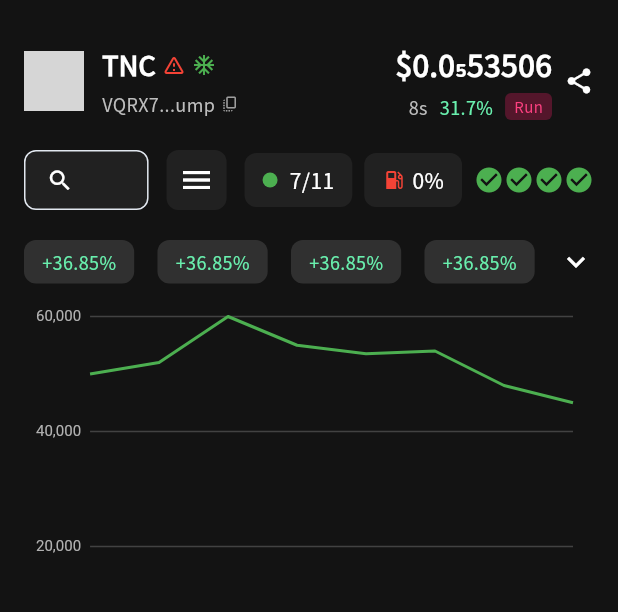
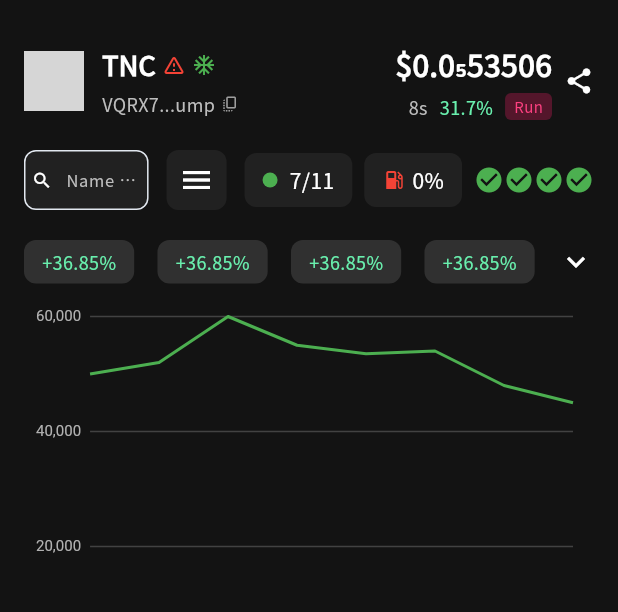
Before and after one commit to PaulZJ/gmgn_copy, a Flutter app: the screen it shows after launch, after a tap on "CUPSE...", on a phone screen of 412 x 824 dp, the part 66-678 px from its top. Run offline on Flutter 3.47's test engine with Material 3 defaults, Android fonts, the phone set to English and light mode, and no system bars; our stand-ins replace community_charts_flutter, flutter_easyloading, flutter_smart_dialog, fluttertoast, go_router, google_fonts and 2 more; accounts and stored records are empty; network calls fail; grey boxes are pictures that could not be loaded.

Commit message:
fix: update UI

```diff
--- a/lib/pages/home/home_page.dart
+++ b/lib/pages/home/home_page.dart
@@ -457,7 +457,10 @@ class _HomePageState extends State<HomePage> {
                 decoration: InputDecoration(
                   hintText: 'Search',
                   hintStyle: TextStyle(color: Colors.grey[400], fontSize: 11),
-                  prefixIcon: const Icon(Icons.search, size: 14, color: Colors.white),
+                  prefixIcon: const Padding(
+                    padding: EdgeInsets.all(5),
+                    child: Icon(Icons.search, size: 14, color: Colors.white),
+                  ),
                   prefixIconConstraints: const BoxConstraints(
                     minHeight: 14,
                     minWidth: 14,
--- a/lib/pages/home/token_trade_page.dart
+++ b/lib/pages/home/token_trade_page.dart
@@ -122,18 +122,25 @@ class _TokenTradePageState extends State<TokenTradePage> with TickerProviderStat
           child: SizedBox(
             height: 40,
             child: TextField(
-              style: const TextStyle(fontSize: 12, color: Colors.white),
+              style: const TextStyle(fontSize: 11, color: Colors.white),
               decoration: InputDecoration(
                 hintText: 'Name or CA',
-                hintStyle: TextStyle(color: Colors.grey[400], fontSize: 12),
-                prefixIcon: const Icon(Icons.search, size: 18, color: Colors.white),
-                filled: true,
-                fillColor: Colors.grey[900],
-                contentPadding: const EdgeInsets.symmetric(vertical: 0, horizontal: 12),
+                hintStyle: TextStyle(color: Colors.grey[400], fontSize: 11),
+                prefixIcon: const Padding(
+                  padding: EdgeInsets.all(5),
+                  child: Icon(Icons.search, size: 14, color: Colors.white),
+                ),
+                prefixIconConstraints: const BoxConstraints(
+                  minHeight: 14,
+                  minWidth: 14,
+                ),
+                contentPadding: const EdgeInsets.symmetric(vertical: 8),
                 border: OutlineInputBorder(
                   borderRadius: BorderRadius.circular(8),
                   borderSide: BorderSide.none,
                 ),
+                filled: true,
+                fillColor: Colors.grey[900],
               ),
             ),
           ),
```
